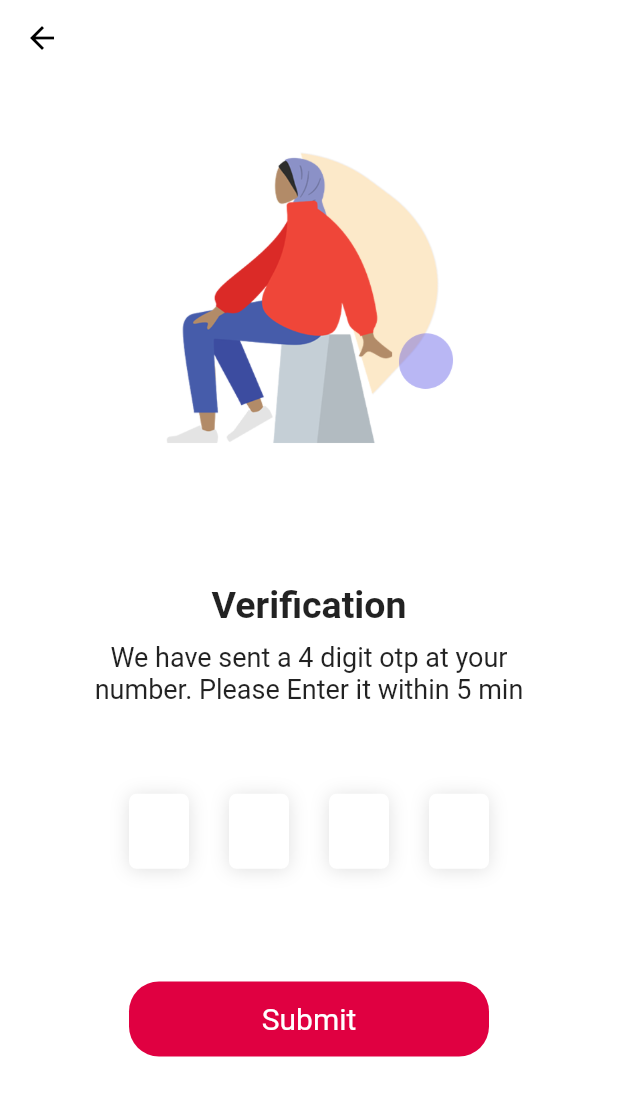
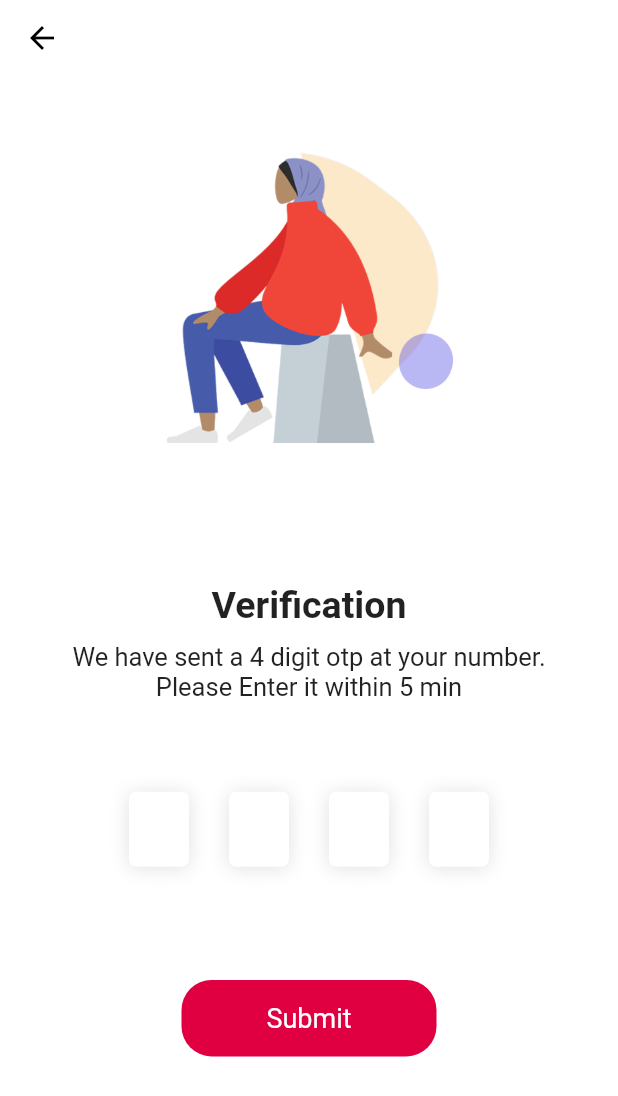
Before and after one commit to vanshajbhati/qq, a Flutter app: the screen it shows after launch, after a tap on "Send OTP", on a phone screen of 412 x 824 dp. Shown: the top 1096 px of the screen. Run offline on Flutter 3.47's test engine with Material 2 defaults, Android fonts, the light colour scheme and no system bars; drawn by our look-alikes of pin_code_fields; our stand-ins replace country_code_picker, curved_navigation_bar, get, google_fonts, syncfusion_flutter_charts, tab_indicator_styler and 1 more; missing offline and left inert: flutter_beautiful_popup, flutter_jigsaw_puzzle; network calls fail.

Commit message:
commit 23 feb

```diff
--- a/lib/enterNumber.dart
+++ b/lib/enterNumber.dart
@@ -27,6 +27,7 @@ class _EnterNumberState extends State<EnterNumber> {
       body:SingleChildScrollView(
         child: Container(
           height: MediaQuery.of(context).size.height,
+          width: MediaQuery.of(context).size.width,
           padding: EdgeInsets.all(40),
           child: Column(
             mainAxisAlignment: MainAxisAlignment.spaceAround,
@@ -39,18 +40,28 @@ class _EnterNumberState extends State<EnterNumber> {
               child: Image.asset('assets/login.png'), ),
 
 
-              RichText(
-                textAlign: TextAlign.center,
-                text: TextSpan(
-                  text: 'Enter your phone number\n',
-                  style:GoogleFonts.roboto(color: Colors.black, fontSize: 22.0, fontWeight: FontWeight.bold),
-                  children: <TextSpan>[
-                    TextSpan(
-                        text: 'We will send a code (via SMS text message) to your phone number',
-                        style:GoogleFonts.roboto(color: Colors.black, fontWeight: FontWeight.normal,fontSize: 20.0),
+
+              Column(
+                children: [
+                  Text(
+                    'Enter your phone number',textAlign: TextAlign.center,
+                    style: TextStyle(
+                        fontSize: 25,
+                        fontWeight: FontWeight.bold
                     ),
-                  ],
-                ),
+                  ),
+                  Padding(
+                    padding: EdgeInsets.all(6),
+                  ),
+                  Text(
+                    'We will send a code (via SMS text message) to your phone number',textAlign: TextAlign.center,
+                    style: TextStyle(
+                        fontSize: 17,
+                        fontWeight: FontWeight.normal
+                    ),
+                  ),
+
+                ],
               ),
 
 
@@ -103,18 +114,7 @@ class _EnterNumberState extends State<EnterNumber> {
                       },
                     ),),
 
-                    Container(
-                      key: Key("tickMark"),
-                      margin: EdgeInsets.all(10),
-                      height: 24,
-                      width: 24,
-                      child: Icon(Icons.check, color: Colors.white,),
 
-                      decoration: BoxDecoration(
-                        color: Colors.green,
-                        borderRadius: BorderRadius.circular(22),
-                      ),
-                    )
 
 
                   ],
@@ -127,8 +127,8 @@ class _EnterNumberState extends State<EnterNumber> {
               InkWell(
                 child: Container(
 
-                  height: 50,
-                  width: 240,
+                  width: 170,
+                  padding: EdgeInsets.all(15),
 
                   decoration: BoxDecoration(
                       color: colorResource.primaryColor,
@@ -138,7 +138,7 @@ class _EnterNumberState extends State<EnterNumber> {
                   child: Center(
                     child: Text('Send OTP',style: TextStyle(
                       color: Colors.white,
-                      fontSize: 20
+                      fontSize: 18
                     ),),
                   ),
                 ),
--- a/lib/otpVerfication.dart
+++ b/lib/otpVerfication.dart
@@ -64,7 +64,7 @@ class _otpVerificationState extends State<otpVerification> {
                   Text(
                     'We have sent a 4 digit otp at your number. Please Enter it within 5 min',textAlign: TextAlign.center,
                     style: TextStyle(
-                        fontSize: 18,
+                        fontSize: 17,
                         fontWeight: FontWeight.normal
                     ),
                   ),
@@ -153,8 +153,8 @@ class _otpVerificationState extends State<otpVerification> {
 
               InkWell(
                 child: Container(
-                  height: 50,
-                    width: 240,
+                  width: 170,
+                  padding: EdgeInsets.all(15),
 
                   decoration: BoxDecoration(
                       color: colorResource.primaryColor,
@@ -164,7 +164,7 @@ class _otpVerificationState extends State<otpVerification> {
                   child: Center(
                     child: Text('Submit',style: TextStyle(
                         color: Colors.white,
-                        fontSize: 20
+                        fontSize: 18
                     ),),
                   ),
                 ),
```
Also changed, not shown: lib/registration.dart (+30 -15 lines).
